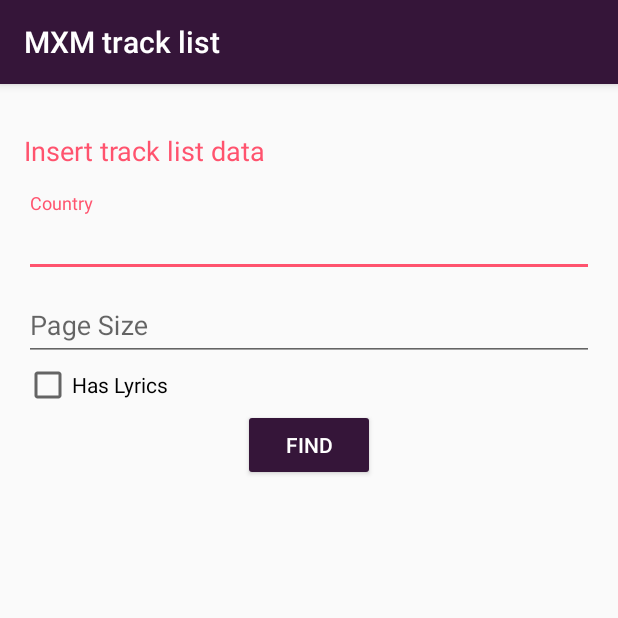
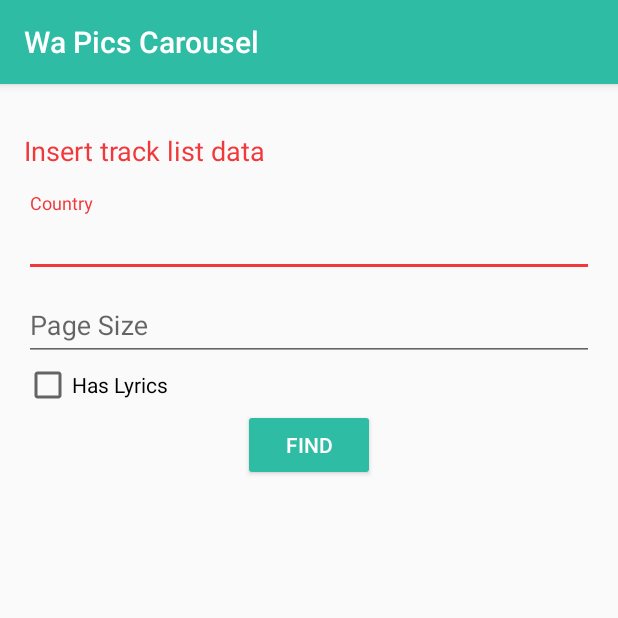
Before and after one commit to dadoz/WaPics, an Android app: the screen it shows after launch (MainActivity), on a phone screen of 412 x 824 dp, the top half of it. Run offline under Robolectric (Android 15) with nearby library versions, the phone set to English and light mode, and no system bars; our stand-ins replace ButterKnife, Dagger/Hilt's generated code; libraries missing offline, so code that uses them is left out: io.realm; 1 statement that could not run was skipped.

Commit message:
mnor changes on colors

```diff
--- a/app/src/main/res/values/colors.xml
+++ b/app/src/main/res/values/colors.xml
@@ -1,6 +1,6 @@
 <?xml version="1.0" encoding="utf-8"?>
 <resources>
-    <color name="colorPrimary">#351539</color>
-    <color name="colorPrimaryDark">#190a1b</color>
-    <color name="colorAccent">#ff536e</color>
+    <color name="colorPrimary">#2fbca4</color>
+    <color name="colorPrimaryDark">#218676</color>
+    <color name="colorAccent">#f1393c</color>
 </resources>
--- a/app/src/main/res/values/strings.xml
+++ b/app/src/main/res/values/strings.xml
@@ -1,5 +1,5 @@
 <resources>
-    <string name="app_name">MXM track list</string>
+    <string name="app_name">Wa Pics Carousel</string>
     <string name="country_hint">Country</string>
     <string name="page_size_hint">Page Size</string>
     <string name="find_button">FIND</string>
```
